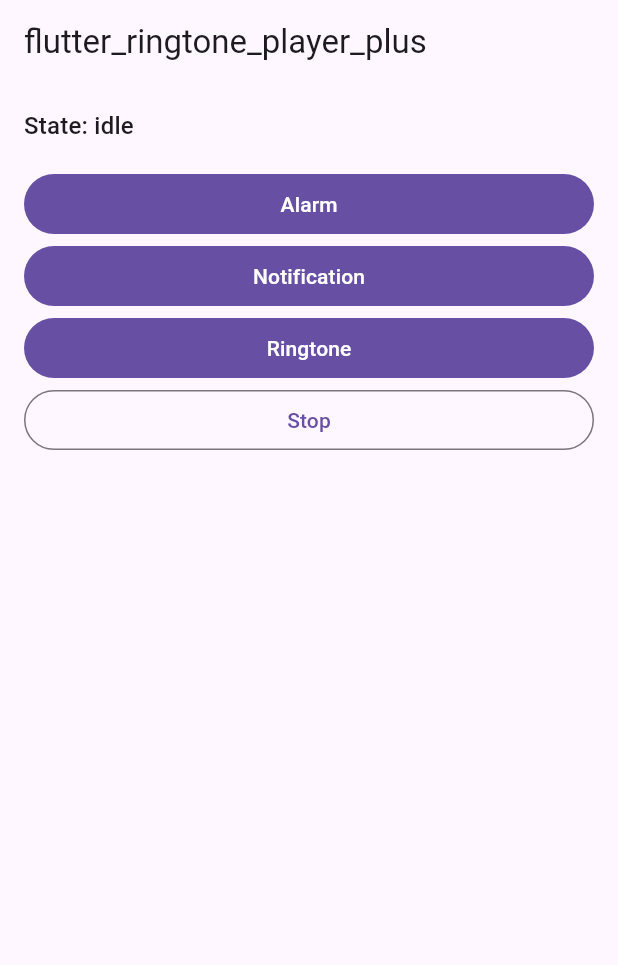
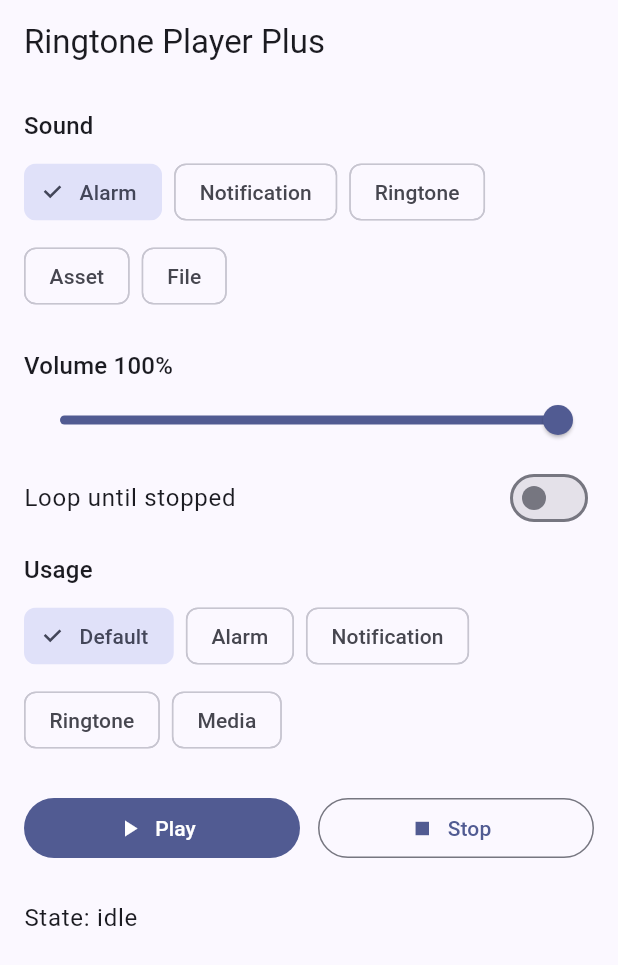
Before and after one commit to togrulagayev/flutter_ringtone_player_plus, a Flutter app: the screen it shows after launch, on a phone screen of 412 x 824 dp. Shown: the top 965 px of the screen. Run offline on Flutter 3.47's test engine with Material 3 defaults, Android fonts, the phone set to English and light mode, and no system bars; our stand-ins replace plugin_platform_interface.

Commit message:
feat(example): demo every source and option, add integration tests

```diff
--- a/example/lib/main.dart
+++ b/example/lib/main.dart
@@ -1,5 +1,10 @@
+import 'dart:async';
+import 'dart:io';
+
 import 'package:flutter/material.dart';
+import 'package:flutter/services.dart';
 import 'package:flutter_ringtone_player_plus/flutter_ringtone_player_plus.dart';
+import 'package:path_provider/path_provider.dart';
 
 void main() => runApp(const ExampleApp());
 
@@ -8,60 +13,201 @@ class ExampleApp extends StatelessWidget {
 
   @override
   Widget build(BuildContext context) {
-    return const MaterialApp(home: PlayerPage());
+    return MaterialApp(
+      title: 'Ringtone Player Plus',
+      theme: ThemeData(colorSchemeSeed: Colors.indigo),
+      home: const PlayerPage(),
+    );
   }
 }
 
-class PlayerPage extends StatelessWidget {
-  const PlayerPage({super.key});
+enum DemoSound {
+  alarm('Alarm'),
+  notification('Notification'),
+  ringtone('Ringtone'),
+  asset('Asset'),
+  file('File');
 
-  final RingtonePlayer _player = const RingtonePlayer();
+  const DemoSound(this.label);
 
-  Future<void> _run(
-    BuildContext context,
-    Future<void> Function() action,
-  ) async {
-    final messenger = ScaffoldMessenger.of(context);
+  final String label;
+}
+
+class PlayerPage extends StatefulWidget {
+  const PlayerPage({super.key, this.player = const RingtonePlayer()});
+
+  final RingtonePlayer player;
+
+  @override
+  State<PlayerPage> createState() => _PlayerPageState();
+}
+
+class _PlayerPageState extends State<PlayerPage> {
+  static const _chimeAsset = 'assets/sounds/chime.wav';
+
+  late final StreamSubscription<PlaybackState> _states;
+  DemoSound _sound = DemoSound.alarm;
+  double _volume = 1;
+  bool _looping = false;
+  SoundUsage? _usage;
+  PlaybackState? _state;
+  String? _error;
+
+  @override
+  void initState() {
+    super.initState();
+    _states = widget.player.stateChanges.listen(
+      (state) => setState(() {
+        _state = state;
+        _error = null;
+      }),
+      onError: (Object error) => setState(() => _error = '$error'),
+    );
+  }
+
+  @override
+  void dispose() {
+    unawaited(_states.cancel());
+    super.dispose();
+  }
+
+  Future<RingtoneSource> _source() async => switch (_sound) {
+    DemoSound.alarm => const RingtoneSource.system(RingtoneType.alarm),
+    DemoSound.notification => const RingtoneSource.system(
+      RingtoneType.notification,
+    ),
+    DemoSound.ringtone => const RingtoneSource.system(RingtoneType.ringtone),
+    DemoSound.asset => const RingtoneSource.asset(_chimeAsset),
+    DemoSound.file => RingtoneSource.file(await _chimeFile()),
+  };
+
+  Future<String> _chimeFile() async {
+    final directory = await getApplicationDocumentsDirectory();
+    final file = File('${directory.path}/chime.wav');
+    if (!await file.exists()) {
+      final data = await rootBundle.load(_chimeAsset);
+      await file.writeAsBytes(data.buffer.asUint8List(), flush: true);
+    }
+    return file.path;
+  }
+
+  Future<void> _play() => _run(() async {
+    await widget.player.play(
+      await _source(),
+      options: PlaybackOptions(
+        volume: _volume,
+        looping: _looping,
+        usage: _usage,
+      ),
+    );
+  });
+
+  Future<void> _stop() => _run(widget.player.stop);
+
+  Future<void> _run(Future<void> Function() action) async {
     try {
       await action();
     } on RingtoneException catch (error) {
-      messenger.showSnackBar(SnackBar(content: Text('$error')));
+      if (mounted) setState(() => _error = '$error');
     }
   }
 
   @override
   Widget build(BuildContext context) {
+    final theme = Theme.of(context);
     return Scaffold(
-      appBar: AppBar(title: const Text('flutter_ringtone_player_plus')),
+      appBar: AppBar(title: const Text('Ringtone Player Plus')),
       body: ListView(
         padding: const EdgeInsets.all(16),
         children: [
-          StreamBuilder<PlaybackState>(
-            stream: _player.stateChanges,
-            builder: (context, snapshot) => Text(
-              'State: ${snapshot.data?.name ?? 'idle'}',
-              style: Theme.of(context).textTheme.titleMedium,
+          Text('Sound', style: theme.textTheme.titleMedium),
+          const SizedBox(height: 8),
+          Wrap(
+            spacing: 8,
+            runSpacing: 8,
+            children: [
+              for (final sound in DemoSound.values)
+                ChoiceChip(
+                  key: ValueKey(sound),
+                  label: Text(sound.label),
+                  selected: _sound == sound,
+                  onSelected: (_) => setState(() => _sound = sound),
+                ),
+            ],
+          ),
+          const SizedBox(height: 24),
+          Text(
+            'Volume ${(_volume * 100).round()}%',
+            style: theme.textTheme.titleMedium,
+          ),
+          Slider(
+            value: _volume,
+            onChanged: (value) => setState(() => _volume = value),
+          ),
+          SwitchListTile(
+            contentPadding: EdgeInsets.zero,
+            title: const Text('Loop until stopped'),
+            value: _looping,
+            onChanged: (value) => setState(() => _looping = value),
+          ),
+          const SizedBox(height: 8),
+          Text('Usage', style: theme.textTheme.titleMedium),
+          const SizedBox(height: 8),
+          Wrap(
+            spacing: 8,
+            runSpacing: 8,
+            children: [
+              ChoiceChip(
+                label: const Text('Default'),
+                selected: _usage == null,
+                onSelected: (_) => setState(() => _usage = null),
+              ),
+              for (final usage in SoundUsage.values)
+                ChoiceChip(
+                  key: ValueKey(usage),
+                  label: Text(_capitalize(usage.name)),
+                  selected: _usage == usage,
+                  onSelected: (_) => setState(() => _usage = usage),
+                ),
+            ],
+          ),
+          const SizedBox(height: 24),
+          Row(
+            children: [
+              Expanded(
+                child: FilledButton.icon(
+                  onPressed: _play,
+                  icon: const Icon(Icons.play_arrow),
+                  label: const Text('Play'),
+                ),
+              ),
+              const SizedBox(width: 12),
+              Expanded(
+                child: OutlinedButton.icon(
+                  onPressed: _stop,
+                  icon: const Icon(Icons.stop),
+                  label: const Text('Stop'),
+                ),
+              ),
+            ],
+          ),
+          const SizedBox(height: 24),
+          Text(
+            'State: ${_state?.name ?? 'idle'}',
+            style: theme.textTheme.bodyLarge,
+          ),
+          if (_error case final error?)
+            Padding(
+              padding: const EdgeInsets.only(top: 8),
+              child: Text(
+                error,
+                style: TextStyle(color: theme.colorScheme.error),
+              ),
             ),
-          ),
-          const SizedBox(height: 16),
-          FilledButton(
-            onPressed: () => _run(context, _player.playAlarm),
-            child: const Text('Alarm'),
-          ),
-          FilledButton(
-            onPressed: () => _run(context, _player.playNotification),
-            child: const Text('Notification'),
-          ),
-          FilledButton(
-            onPressed: () => _run(context, _player.playRingtone),
-            child: const Text('Ringtone'),
-          ),
-          OutlinedButton(
-            onPressed: () => _run(context, _player.stop),
-            child: const Text('Stop'),
-          ),
         ],
       ),
     );
   }
 }
+
+String _capitalize(String value) => value[0].toUpperCase() + value.substring(1);
--- a/example/pubspec.yaml
+++ b/example/pubspec.yaml
@@ -6,11 +6,11 @@ environment:
   sdk: ^3.11.0
 
 dependencies:
-  cupertino_icons: ^1.0.8
   flutter:
     sdk: flutter
   flutter_ringtone_player_plus:
     path: ../
+  path_provider: ^2.1.6
 
 dev_dependencies:
   flutter_lints: ^6.0.0
@@ -18,6 +18,9 @@ dev_dependencies:
     sdk: flutter
   integration_test:
     sdk: flutter
+  plugin_platform_interface: ^2.1.8
 
 flutter:
   uses-material-design: true
+  assets:
+    - assets/sounds/
```
Also changed, not shown: example/pubspec.lock, 6 other files.
